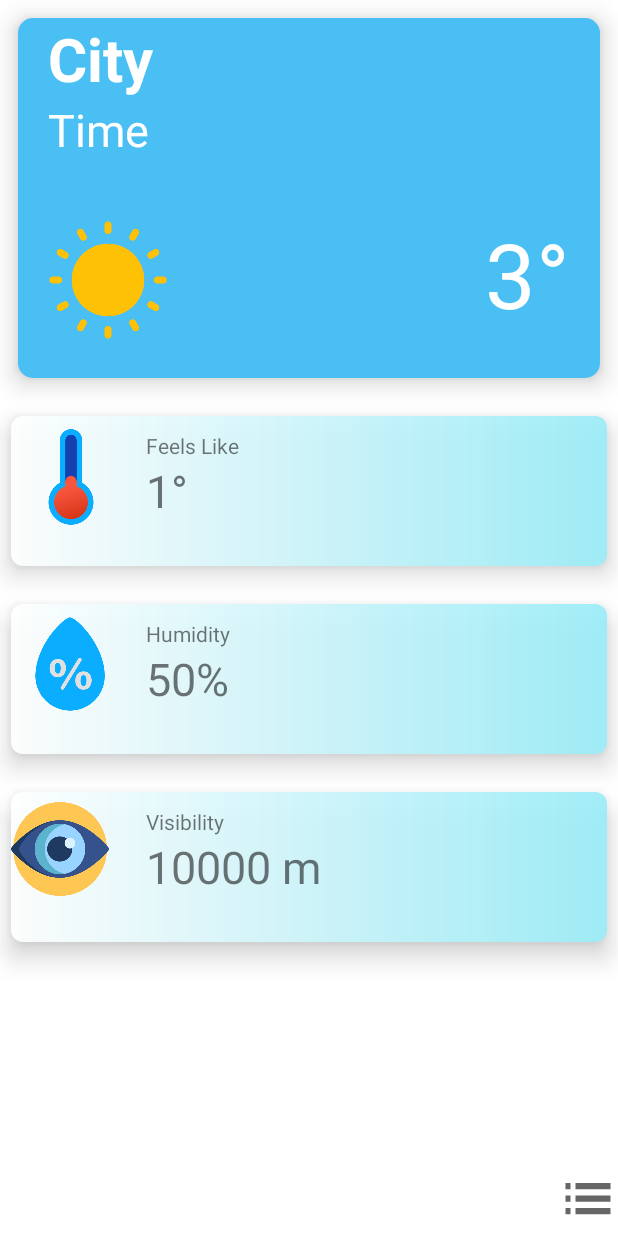
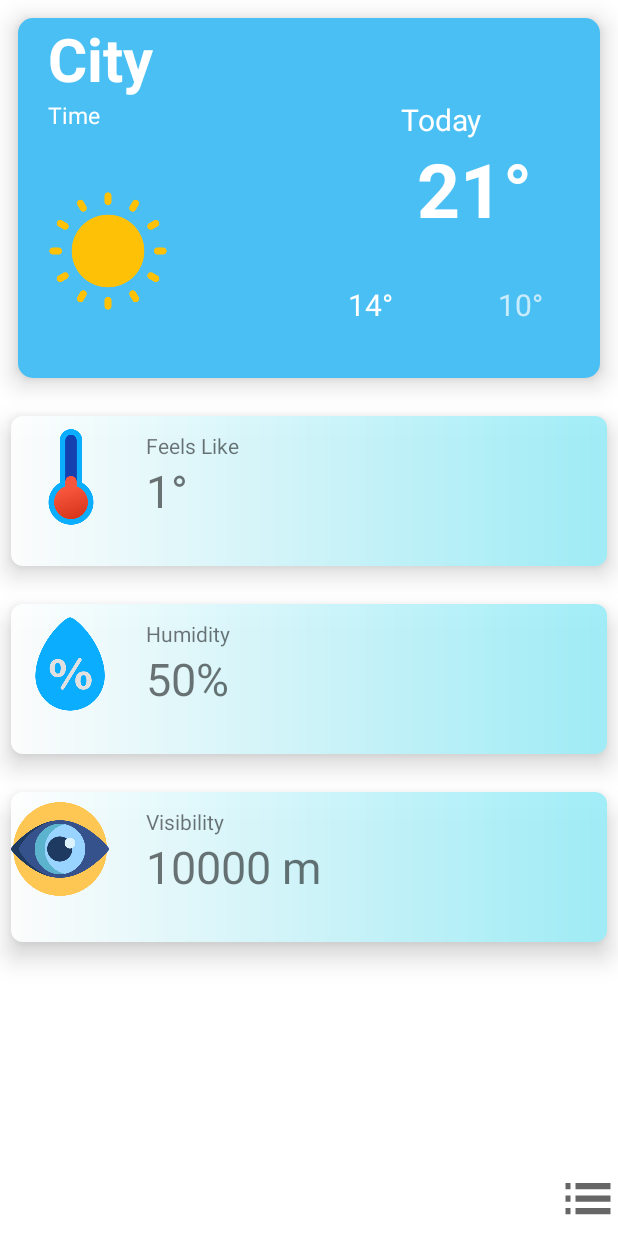
Before and after one commit to huypham85/Weather-Now-App, an Android app: the MainActivity screen opened directly, with no data from a screen before it, on a phone screen of 412 x 824 dp. Run offline under Robolectric (Android 15) with nearby library versions, the phone set to English and light mode, and no system bars; 11 statements that could not run were skipped.

Commit message:
update components

```diff
--- a/app/src/main/java/com/example/weatherapp/ListAdapter.java
+++ b/app/src/main/java/com/example/weatherapp/ListAdapter.java
@@ -39,10 +39,12 @@ public class ListAdapter extends BaseAdapter {
         view = inflater.inflate(R.layout.item_name,null);
         TextView txtCity = (TextView)view.findViewById(R.id.txtCity);
         TextView txtTemp = view.findViewById(R.id.txtTemp);
+        TextView txtCountry = view.findViewById(R.id.txtCountry);
         ImageView imgView = view.findViewById(R.id.imgIcon);
         imgView.setImageBitmap(items.get(position).getBitmap());
         txtCity.setText(items.get(position).getCity());
         txtTemp.setText(items.get(position).getTemp()+"°");
+        txtCountry.setText(items.get(position).getCountry());
         return view;
     }
 }
--- a/app/src/main/res/layout/activity_main.xml
+++ b/app/src/main/res/layout/activity_main.xml
@@ -39,7 +39,7 @@
                 android:layout_marginLeft="20dp"
                 android:text="Time"
                 android:textColor="#ffff"
-                android:textSize="30dp" />
+                android:textSize="15dp" />
 
             <ImageView
                 android:id="@+id/imgIcon"
@@ -53,13 +53,48 @@
                 android:id="@+id/txtValue"
                 android:layout_width="wrap_content"
                 android:layout_height="wrap_content"
-                android:layout_marginTop="130dp"
-                android:layout_marginRight="20dp"
+                android:layout_marginTop="80dp"
+                android:layout_marginRight="45dp"
                 android:layout_alignParentRight="true"
                 android:fontFamily="sans-serif"
-                android:text="3°"
+                android:textStyle="bold"
+                android:text="21°"
                 android:textColor="#ffff"
-                android:textSize="60dp" />
+                android:textSize="50dp" />
+            <TextView
+                android:id="@+id/txtMaxTemp"
+                android:layout_width="wrap_content"
+                android:layout_height="wrap_content"
+                android:layout_below="@+id/txtValue"
+                android:layout_marginTop="30dp"
+                android:layout_marginLeft="220dp"
+                android:textColor="@color/white"
+                android:textSize="20dp"
+                android:text="14°"
+                />
+            <TextView
+                android:id="@+id/txtMinTemp"
+                android:layout_width="wrap_content"
+                android:layout_height="wrap_content"
+                android:layout_below="@+id/txtValue"
+                android:layout_marginTop="30dp"
+                android:layout_marginLeft="320dp"
+                android:textColor="@color/white"
+                android:textStyle="normal"
+                android:textSize="20dp"
+                android:text="10°"
+                android:alpha="0.7"
+                />
+            <TextView
+                android:id="@+id/today"
+                android:layout_width="wrap_content"
+                android:layout_height="wrap_content"
+                android:layout_below="@id/txtCity"
+                android:layout_marginLeft="255dp"
+                android:text="Today"
+                android:textColor="@color/white"
+                android:textSize="20dp"
+                />
         </RelativeLayout>
 
         <RelativeLayout
```
Also changed, not shown: app/src/main/java/com/example/weatherapp/ListActivity.java (+31 -28 lines), app/src/main/java/com/example/weatherapp/MainActivity.java (+11 -1 lines), app/src/main/java/com/example/weatherapp/SearchActivity.java (+7 -1 lines), app/src/main/java/com/example/weatherapp/WeatherData.java (+31 -1 lines), app/src/main/res/layout/item_name.xml (+15 -3 lines).
